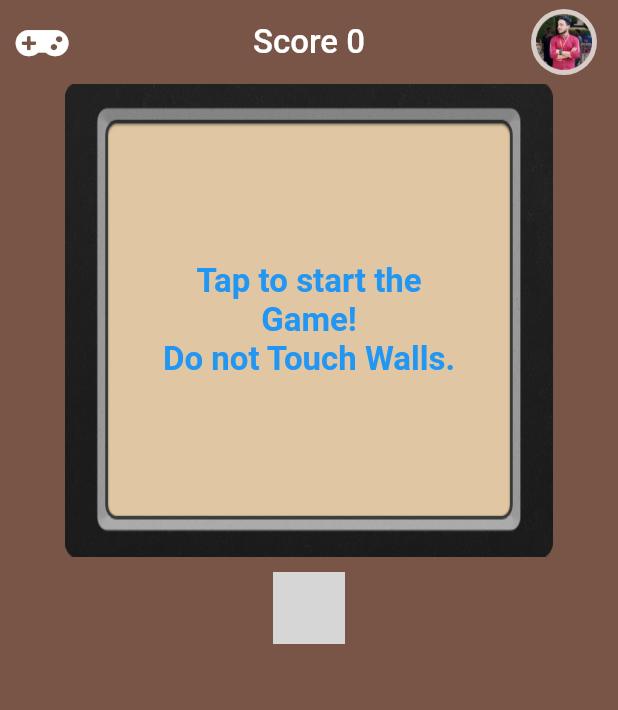
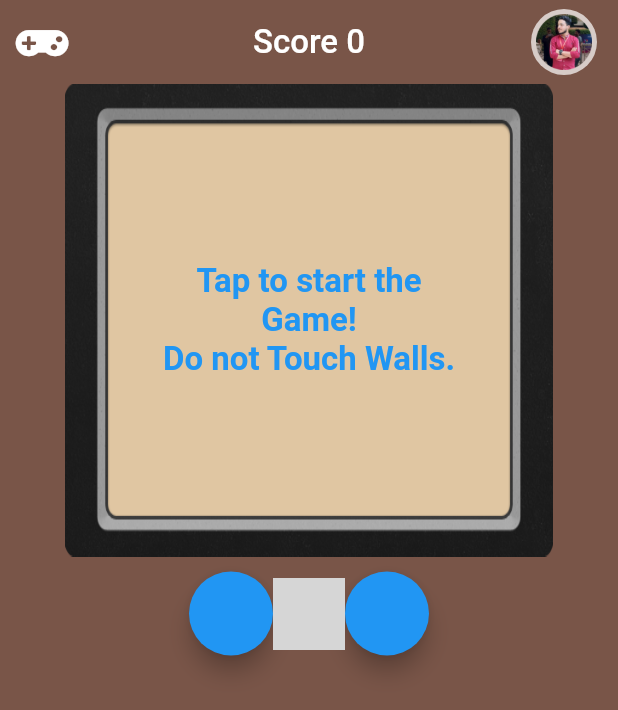
Before and after one commit to uzairleo/leo_snake_game, a Flutter app: the screen it shows after launch, on a phone screen of 412 x 824 dp. Shown: the top 710 px of the screen. Run offline on Flutter 3.47's test engine with Material 2 defaults, Android fonts, the phone set to English and light mode, and no system bars; our stand-ins replace font_awesome_flutter; missing offline and left inert: control_pad; grey boxes are pictures that could not be loaded.

```diff
--- a/lib/customJoyStick/customJoystick.dart
+++ b/lib/customJoyStick/customJoystick.dart
@@ -16,6 +16,7 @@ class _CustomJoyStickState extends State<CustomJoyStick> {
           child: Row(
             mainAxisAlignment: MainAxisAlignment.center,
             children: <Widget>[
+              customFab(),
               Stack(
                 children: <Widget>[
                   CircleView.joystickCircle(
@@ -90,7 +91,20 @@ class _CustomJoyStickState extends State<CustomJoyStick> {
                   ),
                              ],
               ),
+              customFab(),
             ],
           ));
   }
+  customFab({double width,double height,Function onpressed,Widget child})
+  {
+    return AnimatedContainer(
+      width: width,
+      height: height,
+      duration:Duration(seconds: 1),
+      child: FloatingActionButton(
+        onPressed: onpressed,
+        child: child,),
+
+    );
+  }
 }
--- a/pubspec.yaml
+++ b/pubspec.yaml
@@ -25,6 +25,7 @@ dependencies:
   cupertino_icons: ^0.1.2
   control_pad: any
   font_awesome_flutter: any
+  flutter_speed_dial: any
 
 dev_dependencies:
   flutter_test:
```
Also changed, not shown: pubspec.lock.
